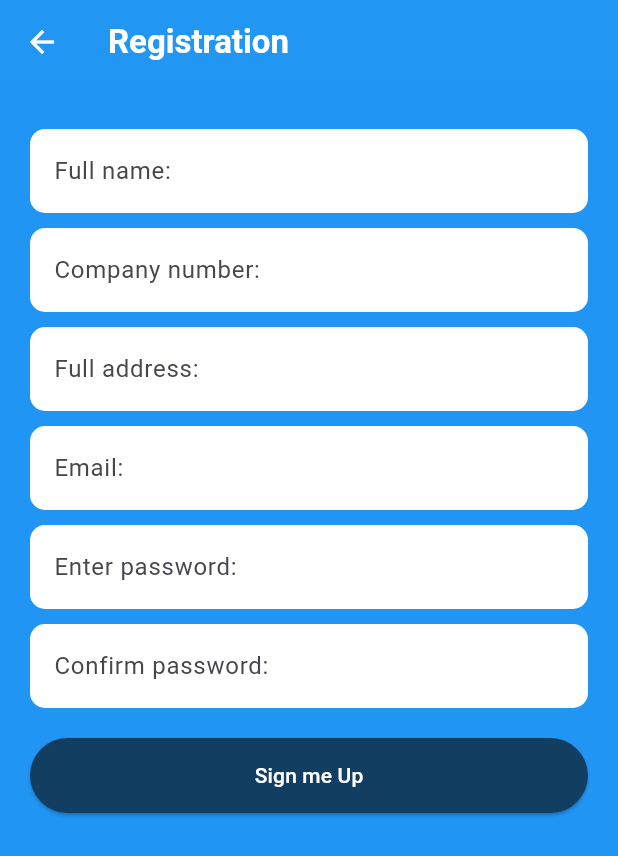
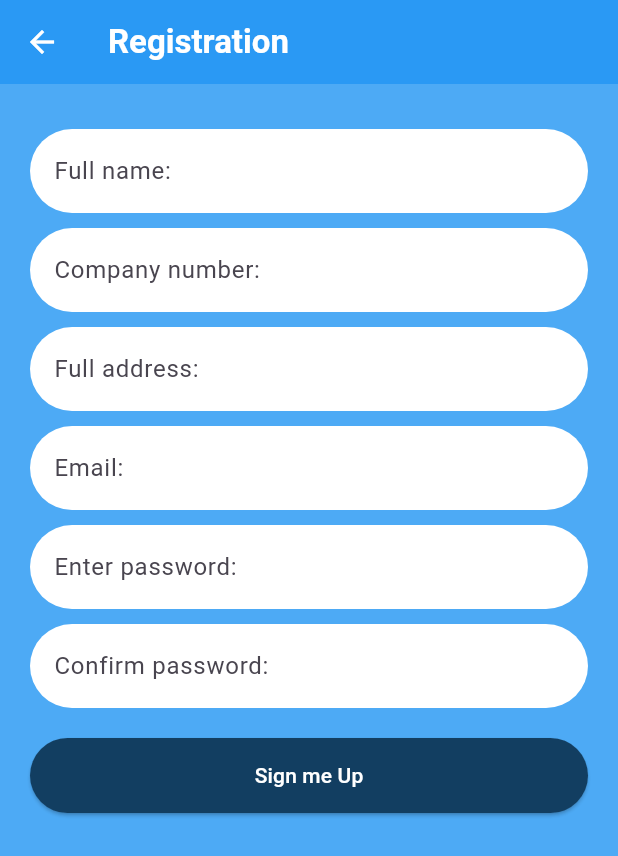
Before and after one commit to EbenBoakye/ShopByStock, a Flutter app: the RegistrationPage screen opened by its route, on a phone screen of 412 x 824 dp. Shown: the top 856 px of the screen. Run offline on Flutter 3.47's test engine with Material 3 defaults, Android fonts, the phone set to English and light mode, and no system bars; our stand-ins replace cloud_firestore, firebase_auth, firebase_core, geocoding; missing offline and left inert: flutter_barcode_scanner; accounts and stored records are empty; network calls fail.

Commit message:
changed color scheme

```diff
--- a/lib/main.dart
+++ b/lib/main.dart
@@ -28,13 +28,15 @@ class Homepage extends StatelessWidget {
   @override
   Widget build(BuildContext context) {
     return MaterialApp(
-      home: const ShopBystock(),
+     //home: const ShopBystock(),
        //home: const RegistrationPage(),
      //home: const TopMatch(products: [], productName: null,),
       //home: const ProductSearch(),
       //home: const LoginPage(),
-      //home: ForgotPasswordPage(),
+      home: ForgotPasswordPage(),
       //home: const AddProduct(),
+      //home: const AddProductDetails(scannedBarcode: '',),
+      //initialRoute: '/main',
      routes: {
 
       '/product_search': (context) => const ProductSearch(),
--- a/lib/screens/passwrd.dart
+++ b/lib/screens/passwrd.dart
@@ -38,7 +38,7 @@ class ForgotPasswordPage extends StatelessWidget {
           },
         ),
       ),
-      backgroundColor: Colors.blue,
+      backgroundColor: const Color.fromARGB(205, 33, 149, 243),
       body: Center(
         child: SingleChildScrollView(
         padding: const EdgeInsets.all(20.0),
--- a/lib/screens/regpage.dart
+++ b/lib/screens/regpage.dart
@@ -62,9 +62,9 @@ Future<void> registerUser() async {
 
 
     return Scaffold(
-      backgroundColor: const Color.fromARGB(255, 33, 149, 243),
+      backgroundColor: const Color.fromARGB(205, 33, 149, 243),
       appBar: AppBar(
-        backgroundColor: Colors.blue,
+        backgroundColor: const Color.fromARGB(205, 33, 149, 243),
         elevation: 0,
         leading: IconButton(
           icon: const Icon(Icons.arrow_back, color: Colors.white),
@@ -88,12 +88,12 @@ Future<void> registerUser() async {
                   filled: true,
                   fillColor: Colors.white,
                   border: OutlineInputBorder(
-                    borderRadius: BorderRadius.circular(10.0),
+                    borderRadius: BorderRadius.circular(30.0),
                   borderSide: BorderSide.none,
                 ),
                 focusedBorder: OutlineInputBorder(
-                  borderRadius: BorderRadius.circular(10.0),
-                  borderSide: const BorderSide(color: Colors.blue),
+                  borderRadius: BorderRadius.circular(30.0),
+                  borderSide: const BorderSide(color: Color.fromARGB(255, 1, 32, 57)),
                   ),
                 ),
               ),
@@ -105,12 +105,12 @@ Future<void> registerUser() async {
                   filled: true,
                   fillColor: Colors.white,
                   border: OutlineInputBorder(
-                    borderRadius: BorderRadius.circular(10.0),
+                    borderRadius: BorderRadius.circular(30.0),
                   borderSide: BorderSide.none,
                 ),
                 focusedBorder: OutlineInputBorder(
-                  borderRadius: BorderRadius.circular(10.0),
-                  borderSide: const BorderSide(color: Colors.blue),
+                  borderRadius: BorderRadius.circular(30.0),
+                  borderSide: const BorderSide(color: Color.fromARGB(255, 1, 32, 57)),
                   ),
                 ),
               ),
@@ -122,15 +122,16 @@ Future<void> registerUser() async {
                   filled: true,
                   fillColor: Colors.white,
                   border: OutlineInputBorder(
-                    borderRadius: BorderRadius.circular(10.0),
+                    borderRadius: BorderRadius.circular(30.0),
                   borderSide: BorderSide.none,
                 ),
                 focusedBorder: OutlineInputBorder(
-                  borderRadius: BorderRadius.circular(10.0),
-                  borderSide:  const BorderSide(color: Colors.blue),
+                  borderRadius: BorderRadius.circular(30.0),
+                  borderSide:  const BorderSide(color: Color.fromARGB(255, 1, 32, 57)),
                   ),
                 ),
               ),
+
               const SizedBox(height: 10),
               TextField(
                 controller: emailController,
@@ -139,16 +140,17 @@ Future<void> registerUser() async {
                   filled: true,
                   fillColor: Colors.white,
                   border: OutlineInputBorder(
-                    borderRadius: BorderRadius.circular(10.0),
+                    borderRadius: BorderRadius.circular(30.0),
                   borderSide: BorderSide.none,
                 ),
                 focusedBorder: OutlineInputBorder(
-                  borderRadius: BorderRadius.circular(10.0),
-                  borderSide: const BorderSide(color: Colors.blue),
+                  borderRadius: BorderRadius.circular(30.0),
+                  borderSide: const BorderSide(color: Color.fromARGB(255, 1, 32, 57)),
                   ),
                 ),
                 keyboardType: TextInputType.emailAddress,
               ),
+
               const SizedBox(height: 10),
               TextField(
                 controller: passwordController,
@@ -158,15 +160,16 @@ Future<void> registerUser() async {
                   filled: true,
                   fillColor: Colors.white,
                   border: OutlineInputBorder(
-                    borderRadius: BorderRadius.circular(10.0),
+                    borderRadius: BorderRadius.circular(30.0),
                   borderSide: BorderSide.none,
                 ),
                 focusedBorder: OutlineInputBorder(
-                  borderRadius: BorderRadius.circular(10.0),
-                  borderSide: const BorderSide(color: Colors.blue),
+                  borderRadius: BorderRadius.circular(30.0),
+                  borderSide: const BorderSide(color: Color.fromARGB(255, 1, 32, 57)),
                   ),
                 ),
               ),
+
               const SizedBox(height: 10),
               TextField(
                 controller: confirmPasswordController,
@@ -176,15 +179,16 @@ Future<void> registerUser() async {
                   filled: true,
                   fillColor: Colors.white,
                   border: OutlineInputBorder(
-                    borderRadius: BorderRadius.circular(10.0),
+                    borderRadius: BorderRadius.circular(30.0),
                   borderSide: BorderSide.none,
                 ),
                 focusedBorder: OutlineInputBorder(
-                  borderRadius: BorderRadius.circular(10.0),
-                  borderSide: const BorderSide(color: Colors.blue),
+                  borderRadius: BorderRadius.circular(30.0),
+                  borderSide: const BorderSide(color: Color.fromARGB(255, 1, 32, 57)),
                   ),
                 ),
               ),
+
               const SizedBox(height: 20),
               ElevatedButton(
                 style: ElevatedButton.styleFrom(
--- a/lib/screens/top_match.dart
+++ b/lib/screens/top_match.dart
@@ -51,7 +51,7 @@ class TopMatch extends StatelessWidget {
   @override
   Widget build(BuildContext context) {
     return Scaffold(
-      backgroundColor: Colors.blue,
+      backgroundColor: const Color.fromARGB(205, 33, 149, 243),
       appBar: AppBar(
         backgroundColor: Colors.blue,
         leading: IconButton(
```
Also changed, not shown: lib/screens/home.dart (+30 -56 lines), lib/screens/login.dart (+8 -8 lines), lib/screens/product_details.dart (+73 -49 lines), lib/screens/product_search.dart (+4 -4 lines), 4 other files.
